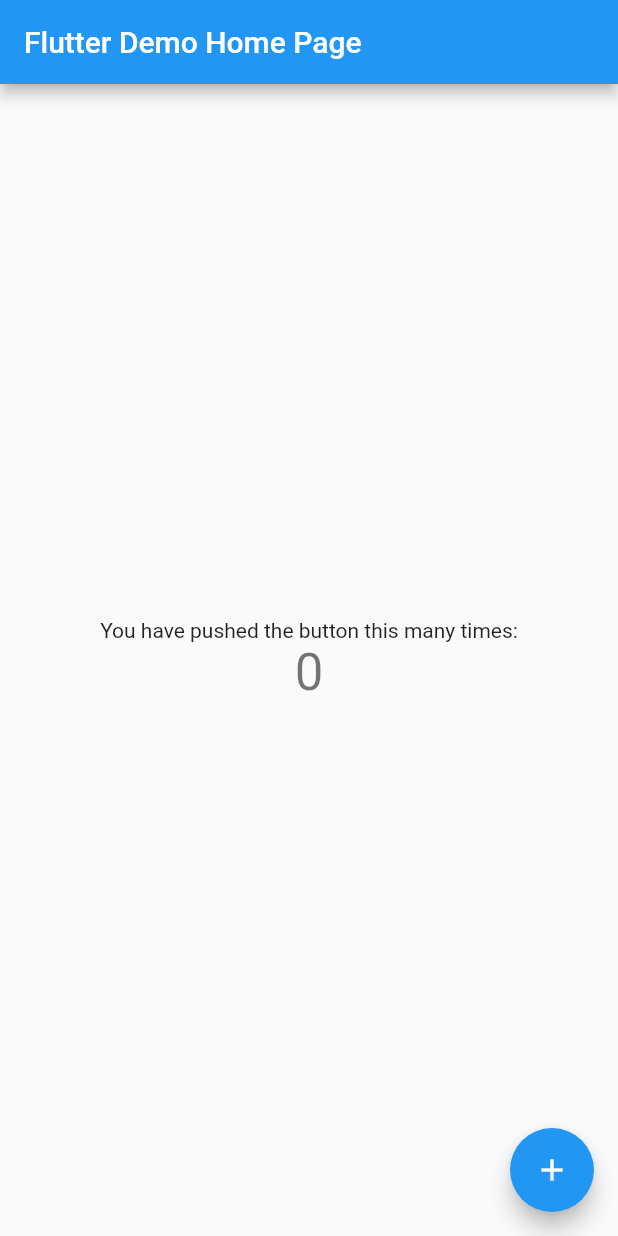
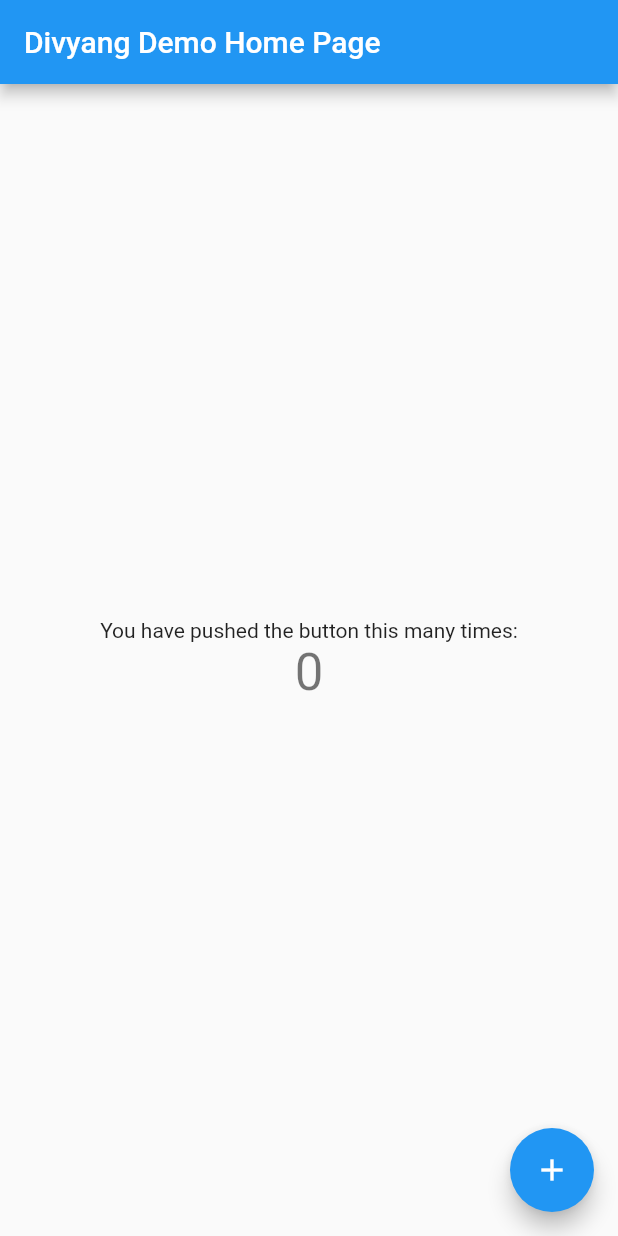
Before and after one commit to priyankj-simform/studio_git, a Flutter app: the screen it shows after launch, on a phone screen of 412 x 824 dp. Run offline on Flutter 3.47's test engine with Material 2 defaults, Android fonts, the phone set to English and light mode, and no system bars.

Commit message:
Divyang Second Commit

```diff
--- a/lib/main.dart
+++ b/lib/main.dart
@@ -24,7 +24,7 @@ class MyApp extends StatelessWidget {
         // is not restarted.
         primarySwatch: Colors.blue,
       ),
-      home: const MyHomePage(title: 'Flutter Demo Home Page'),
+      home: const MyHomePage(title: 'Divyang Demo Home Page'),
     );
   }
 }
```
